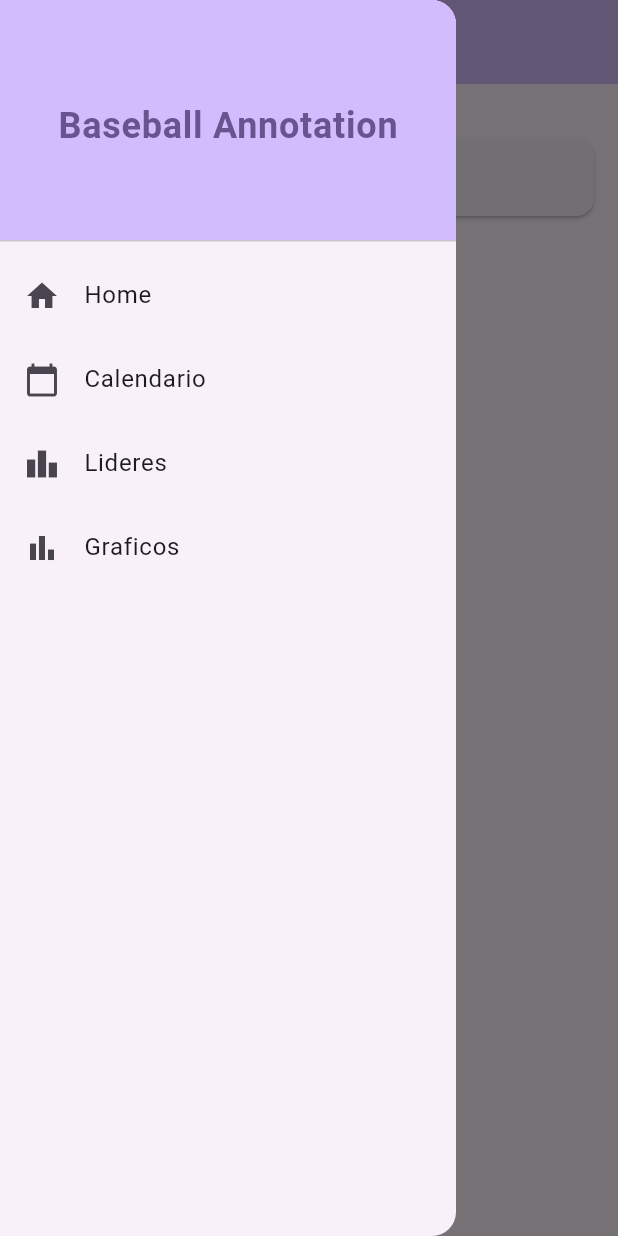
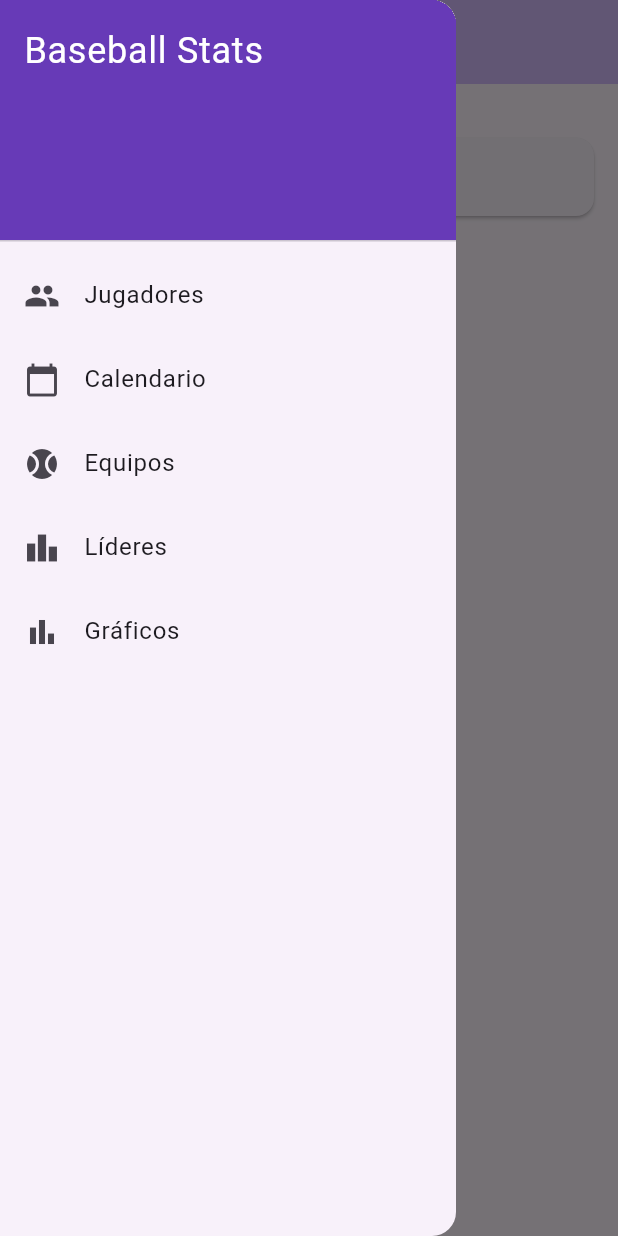
Before and after one commit to crgv7/baseballanotation, a Flutter app: the screen it shows after launch, with the side drawer open, on a phone screen of 412 x 824 dp. Run offline on Flutter 3.47's test engine with Material 3 defaults, Android fonts, the phone set to English and light mode, and no system bars; our stand-ins replace image_picker, sqflite, syncfusion_flutter_calendar, syncfusion_flutter_charts; accounts and stored records are empty.

Commit message:
creando pantalla de equipos

```diff
--- a/lib/main.dart
+++ b/lib/main.dart
@@ -2,6 +2,7 @@ import 'package:baseballanotation/screen/calendario/calendar.dart';
 import 'package:baseballanotation/screen/graficos.dart';
 import 'package:baseballanotation/screen/home.dart';
 import 'package:baseballanotation/screen/lideres.dart';
+import 'package:baseballanotation/screen/teams/teams_screen.dart';
 import 'package:baseballanotation/services/database_services.dart';
 import 'package:baseballanotation/models/player.dart';
 import 'package:baseballanotation/models/event.dart';
@@ -20,18 +21,20 @@ class MyApp extends StatelessWidget {
   @override
   Widget build(BuildContext context) {
     return MaterialApp(
-      title: 'Flutter Demo',
-      routes: {
-        'home': (context) => Home(),
-        'lideres': (context) => Lideres(),
-        'calendario': (context) => EventCalendar(),
-        'graficos': (context) => Graficos()
-      },
+      title: 'Baseball Stats',
       theme: ThemeData(
         colorScheme: ColorScheme.fromSeed(seedColor: Colors.deepPurple),
         useMaterial3: true,
       ),
-      home: const MyHomePage(title: 'BallAnotations'),
+      initialRoute: '/',
+      routes: {
+        '/': (context) => const MyHomePage(title: 'Baseball Stats'),
+        'home': (context) => const Home(),
+        'calendario': (context) => const EventCalendar(),
+        'lideres': (context) => Lideres(),
+        'graficos': (context) => const Graficos(),
+        '/teams': (context) => const TeamsScreen(),
+      },
     );
   }
 }
@@ -47,7 +50,8 @@ class MyHomePage extends StatefulWidget {
 
 class _MyHomePageState extends State<MyHomePage> {
   late Future<List<Player>> _playersFuture;
-  final StreamController<List<Event>> _eventsController = StreamController<List<Event>>.broadcast();
+  final StreamController<List<Event>> _eventsController =
+      StreamController<List<Event>>.broadcast();
   bool _isDisposed = false;
 
   @override
@@ -281,7 +285,8 @@ class _MyHomePageState extends State<MyHomePage> {
                   return ListTile(
                     leading: Icon(
                       Icons.event,
-                      color: Colors.accents[event.colorIndex % Colors.accents.length],
+                      color: Colors
+                          .accents[event.colorIndex % Colors.accents.length],
                     ),
                     title: Text(event.eventName),
                     subtitle: Text(
@@ -316,55 +321,60 @@ class _MyHomePageState extends State<MyHomePage> {
         ],
       ),
       drawer: Drawer(
-        child: Column(
+        child: ListView(
+          padding: EdgeInsets.zero,
           children: [
-            DrawerHeader(
+            const DrawerHeader(
               decoration: BoxDecoration(
-                color: Theme.of(context).colorScheme.inversePrimary,
+                color: Colors.deepPurple,
               ),
-              child: Container(
-                width: double.infinity,
-                child: Column(
-                  mainAxisAlignment: MainAxisAlignment.center,
-                  children: [
-                    Text(
-                      'Baseball Annotation',
+              child: Text(
+                'Baseball Stats',
                 style: TextStyle(
-                        color: Theme.of(context).colorScheme.primary,
+                  color: Colors.white,
                   fontSize: 24,
-                        fontWeight: FontWeight.bold,
-                      ),
-                    ),
-                  ],
                 ),
               ),
             ),
-            Expanded(
-              child: ListView(
-                padding: EdgeInsets.zero,
-                children: [
-                  _buildItem(
-                    icon: Icons.home,
-                    title: "Home",
-                    ontap: () => Navigator.pushNamed(context, "home"),
+            ListTile(
+              leading: const Icon(Icons.people),
+              title: const Text('Jugadores'),
+              onTap: () {
+                Navigator.pop(context);
+                Navigator.pushNamed(context, 'home');
+              },
             ),
-                  _buildItem(
-                    icon: Icons.calendar_today,
-                    title: "Calendario",
-                    ontap: () => Navigator.pushNamed(context, "calendario"),
+            ListTile(
+              leading: const Icon(Icons.calendar_today),
+              title: const Text('Calendario'),
+              onTap: () {
+                Navigator.pop(context);
+                Navigator.pushNamed(context, 'calendario');
+              },
             ),
-                  _buildItem(
-                    icon: Icons.leaderboard,
-                    title: "Lideres",
-                    ontap: () => Navigator.pushNamed(context, "lideres"),
+            ListTile(
+              leading: const Icon(Icons.sports_baseball),
+              title: const Text('Equipos'),
+              onTap: () {
+                Navigator.pop(context);
+                Navigator.pushNamed(context, '/teams');
+              },
             ),
-                  _buildItem(
-                    icon: Icons.bar_chart,
-                    title: "Graficos",
-                    ontap: () => Navigator.pushNamed(context, "graficos"),
+            ListTile(
+              leading: const Icon(Icons.leaderboard),
+              title: const Text('Líderes'),
+              onTap: () {
+                Navigator.pop(context);
+                Navigator.pushNamed(context, 'lideres');
+              },
             ),
-                ],
-              ),
+            ListTile(
+              leading: const Icon(Icons.bar_chart),
+              title: const Text('Gráficos'),
+              onTap: () {
+                Navigator.pop(context);
+                Navigator.pushNamed(context, 'graficos');
+              },
             ),
           ],
         ),
--- /dev/null
+++ b/lib/models/team.dart
@@ -0,0 +1,57 @@
+class Team {
+  final int? id;
+  final String name;
+  final String? imageUrl;
+  final int wins;
+  final int losses;
+  final int runs;
+
+  Team({
+    this.id,
+    required this.name,
+    this.imageUrl,
+    required this.wins,
+    required this.losses,
+    required this.runs,
+  });
+
+  Map<String, dynamic> toMap() {
+    return {
+      'id': id,
+      'name': name,
+      'imageUrl': imageUrl,
+      'wins': wins,
+      'losses': losses,
+      'runs': runs,
+    };
+  }
+
+  static Team fromMap(Map<String, dynamic> map) {
+    return Team(
+      id: map['id'] as int?,
+      name: map['name'] as String,
+      imageUrl: map['imageUrl'] as String?,
+      wins: map['wins'] as int,
+      losses: map['losses'] as int,
+      runs: map['runs'] as int,
+    );
+  }
+
+  Team copyWith({
+    int? id,
+    String? name,
+    String? imageUrl,
+    int? wins,
+    int? losses,
+    int? runs,
+  }) {
+    return Team(
+      id: id ?? this.id,
+      name: name ?? this.name,
+      imageUrl: imageUrl ?? this.imageUrl,
+      wins: wins ?? this.wins,
+      losses: losses ?? this.losses,
+      runs: runs ?? this.runs,
+    );
+  }
+}
```
Also changed, not shown: lib/screen/teams/teams_screen.dart (added, +225 -0 lines), lib/services/database_services.dart (+59 -1 lines), pubspec.yaml (+6 -8 lines), pubspec.lock, 5 other files. Lines whose indentation alone changed are shown as unchanged.
